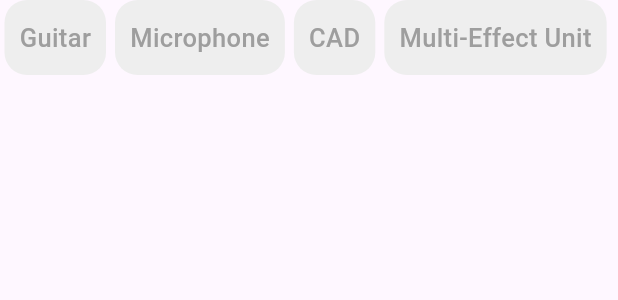
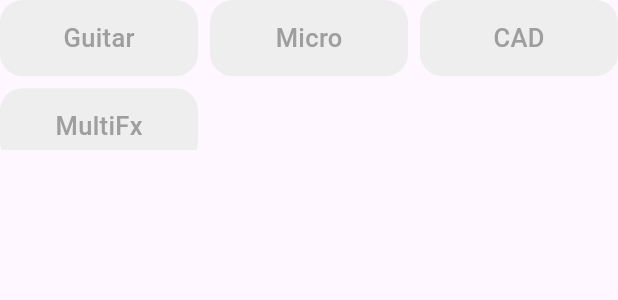
Before and after one commit to yozhykovanatolii/MarketplaceMusicalInstrumentsApp, a Flutter app: the CategoryListFilterChip widget shown alone on an empty page, opened directly, on a phone screen of 412 x 824 dp. Shown: the top 300 px of the screen. Run offline on Flutter 3.47's test engine with Material 3 defaults, Android fonts, the phone set to English and light mode, and no system bars; our stand-ins replace another_flutter_splash_screen, bloc, cloud_firestore, firebase_auth, firebase_core, flutter_bloc and 9 more; accounts and stored records are empty.

Commit message:
Updating FilterPage, CategoryListChoiceChip, _CategoryFilterChip, AverageRatingFilterSection and _RatingCardButton

```diff
--- a/lib/presentation/page/filter/filter_page.dart
+++ b/lib/presentation/page/filter/filter_page.dart
@@ -10,8 +10,8 @@ class FilterPage extends StatelessWidget {
   @override
   Widget build(BuildContext context) {
     return Container(
-      padding: const EdgeInsets.symmetric(horizontal: 22, vertical: 10),
-      margin: const EdgeInsets.only(top: 60),
+      padding: const EdgeInsets.symmetric(horizontal: 20, vertical: 10),
+      margin: const EdgeInsets.only(top: 196),
       decoration: const BoxDecoration(
         color: Colors.white,
         borderRadius: BorderRadius.vertical(
@@ -42,7 +42,7 @@ class FilterPage extends StatelessWidget {
             ),
             const SizedBox(height: 10),
             const CategoryListFilterChip(),
-            const SizedBox(height: 15),
+            const SizedBox(height: 10),
             const Divider(),
             const SizedBox(height: 15),
             Text(
--- a/lib/presentation/page/filter/widget/category_list_choice_chip.dart
+++ b/lib/presentation/page/filter/widget/category_list_choice_chip.dart
@@ -6,18 +6,23 @@ import 'package:marketplace_musical_instruments_app/presentation/bloc/listing/li
 class CategoryListFilterChip extends StatelessWidget {
   static const List<String> categories = [
     'Guitar',
-    'Microphone',
+    'Micro',
     'CAD',
-    'Multi-Effect Unit',
+    'MultiFx',
   ];
   const CategoryListFilterChip({super.key});
 
   @override
   Widget build(BuildContext context) {
     return SizedBox(
-      height: 50,
-      child: ListView(
-        scrollDirection: Axis.horizontal,
+      height: 100,
+      child: GridView.count(
+        crossAxisCount: 3,
+        shrinkWrap: true,
+        physics: const NeverScrollableScrollPhysics(),
+        childAspectRatio: 2.6,
+        mainAxisSpacing: 8,
+        crossAxisSpacing: 8,
         children: List<_CategoryFilterChip>.generate(
           categories.length,
           (index) => _CategoryFilterChip(
@@ -48,7 +53,6 @@ class _CategoryFilterChip extends StatelessWidget {
       ),
       child: Container(
         padding: const EdgeInsets.symmetric(horizontal: 10, vertical: 3),
-        margin: const EdgeInsets.symmetric(horizontal: 3),
         decoration: BoxDecoration(
           color: isCategorySelected
               ? const Color(0xFF007DFC)
```
Also changed, not shown: lib/presentation/page/filter/widget/average_rating_filter_section.dart (+39 -47 lines).
